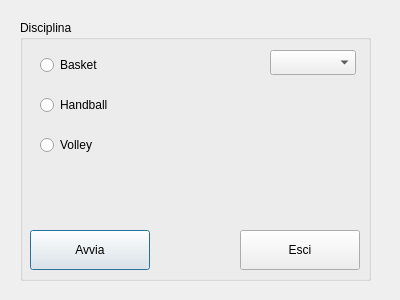
Before: the Qt Designer form choosediscipline.ui in McuMirror/scoreController, drawn with Qt 5.
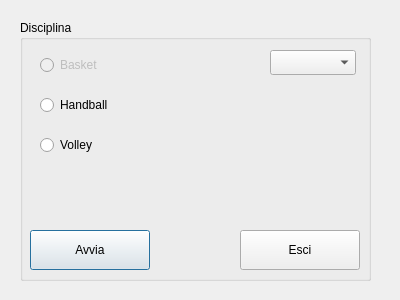
After: the same form once the commit is applied.

Commit message: Completata localizzazione Inglese e diabilitato il Basket fino a quando non sarà completato

What changed in the file:
```diff
--- a/choosediscipline.ui
+++ b/choosediscipline.ui
@@ -26,6 +26,9 @@
     <string>Disciplina</string>
    </property>
    <widget class="QRadioButton" name="basketRadioButton">
+    <property name="enabled">
+     <bool>false</bool>
+    </property>
     <property name="geometry">
      <rect>
       <x>20</x>
```
The commit also changes 2 other files.
